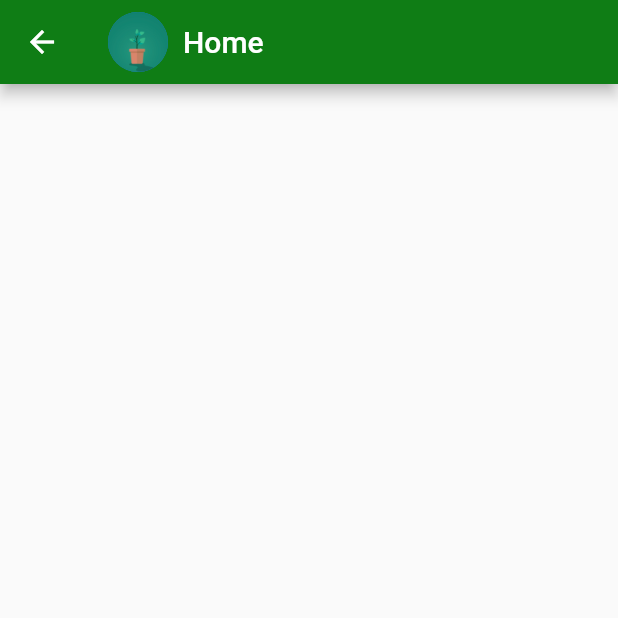
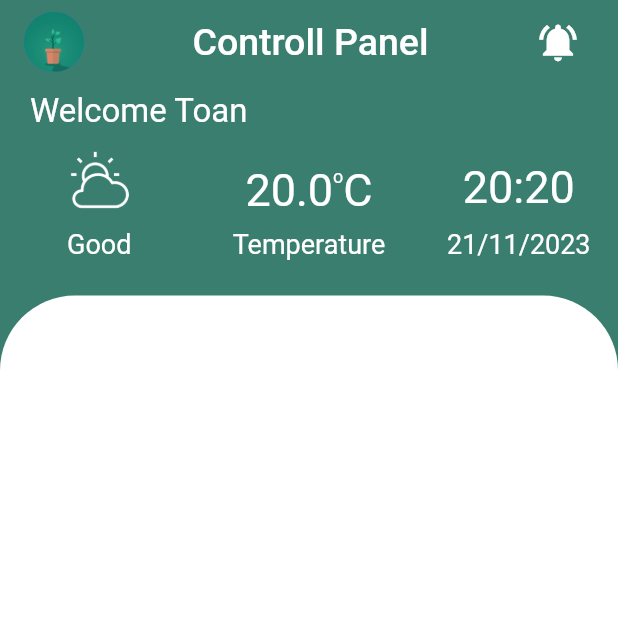
Before and after one commit to nguyenngocthach1403/House-Management-App, a Flutter app: the HomeScreen screen opened directly, on a phone screen of 412 x 824 dp, the top half of it. Run offline on Flutter 3.47's test engine with Material 2 defaults, Android fonts, the light colour scheme and no system bars; our stand-ins replace shared_preferences; missing offline and left inert: dart:ffi; accounts and stored records are empty.

Commit message:
Sửa giao diện chính, thêm thời tiết

```diff
--- /dev/null
+++ b/house_management_app/lib/custom_scaffold/weather.dart
@@ -0,0 +1,163 @@
+import 'package:flutter/material.dart';
+
+class Weather extends StatefulWidget {
+  Weather(
+      {super.key,
+      required this.weatherIcon,
+      required this.weather,
+      required this.temperature,
+      required this.currentTime,
+      required this.currentyDate});
+  AssetImage weatherIcon;
+  String weather;
+  double temperature;
+  String currentTime;
+  String currentyDate;
+
+  @override
+  State<Weather> createState() => _WeatherState();
+}
+
+double toFahrenheit(double celsius) {
+  return celsius * 1.8 + 32;
+}
+
+class _WeatherState extends State<Weather> {
+  bool iscelsius = true;
+  double? temperatureTemp;
+  @override
+  void initState() {
+    super.initState();
+    temperatureTemp = widget.temperature;
+  }
+
+  @override
+  Widget build(BuildContext context) {
+    return SizedBox(
+      width: MediaQuery.of(context).size.width,
+      height: 100,
+      // margin: const EdgeInsets.fromLTRB(5, 0, 5, 0),
+      // color: Colors.amber,
+      child: Row(
+        mainAxisAlignment: MainAxisAlignment.spaceBetween,
+        children: [
+          SizedBox(
+            width: MediaQuery.of(context).size.width / 3 - 5,
+            child: Column(
+              children: [
+                Container(
+                  width: 150,
+                  height: 45,
+                  decoration: BoxDecoration(
+                      image: DecorationImage(image: widget.weatherIcon)),
+                ),
+                const SizedBox(
+                  height: 10,
+                ),
+                Padding(
+                  padding: const EdgeInsets.fromLTRB(0, 0, 0, 0),
+                  child: Text(
+                    widget.weather,
+                    style: const TextStyle(
+                      fontSize: 18,
+                      color: Colors.white,
+                    ),
+                  ),
+                )
+              ],
+            ),
+          ),
+          SizedBox(
+            width: MediaQuery.of(context).size.width / 3 - 5,
+            child: Column(
+              children: [
+                GestureDetector(
+                  onTap: () {
+                    setState(() {
+                      if (iscelsius) {
+                        temperatureTemp = toFahrenheit(widget.temperature);
+                      } else {
+                        temperatureTemp = widget.temperature;
+                      }
+                      iscelsius = !iscelsius;
+                    });
+                  },
+                  child: Container(
+                    width: 150,
+                    height: 45,
+                    alignment: Alignment.center,
+                    child: Padding(
+                        padding: const EdgeInsets.fromLTRB(0, 12, 0, 0),
+                        child: Row(
+                          mainAxisAlignment: MainAxisAlignment.center,
+                          children: [
+                            Text(
+                              temperatureTemp.toString(),
+                              style: const TextStyle(
+                                  fontSize: 30, color: Colors.white),
+                            ),
+                            const Padding(
+                              padding: EdgeInsets.fromLTRB(0, 0, 0, 15),
+                              child: Text(
+                                "o",
+                                style: TextStyle(
+                                    fontSize: 12, color: Colors.white),
+                                textAlign: TextAlign.start,
+                              ),
+                            ),
+                            Text(
+                              iscelsius ? "C" : "F",
+                              style: const TextStyle(
+                                  fontSize: 30, color: Colors.white),
+                            ),
+                          ],
+                        )),
+                  ),
+                ),
+                const SizedBox(
+                  height: 10,
+                ),
+                const Padding(
+                  padding: EdgeInsets.fromLTRB(0, 0, 0, 0),
+                  child: Text(
+                    "Temperature",
+                    style: TextStyle(fontSize: 18, color: Colors.white),
+                  ),
+                )
+              ],
+            ),
+          ),
+          SizedBox(
+            width: MediaQuery.of(context).size.width / 3 - 5,
+            child: Column(
+              children: [
+                Container(
+                  width: 150,
+                  height: 45,
+                  alignment: Alignment.center,
+                  child: Padding(
+                      padding: const EdgeInsets.fromLTRB(0, 10, 0, 0),
+                      child: Text(
+                        widget.currentTime,
+                        style:
+                            const TextStyle(fontSize: 30, color: Colors.white),
+                      )),
+                ),
+                const SizedBox(
+                  height: 10,
+                ),
+                Padding(
+                  padding: const EdgeInsets.fromLTRB(0, 0, 0, 0),
+                  child: Text(
+                    widget.currentyDate,
+                    style: const TextStyle(fontSize: 18, color: Colors.white),
+                  ),
+                )
+              ],
+            ),
+          ),
+        ],
+      ),
+    );
+  }
+}
--- a/house_management_app/lib/main.dart
+++ b/house_management_app/lib/main.dart
@@ -19,7 +19,7 @@ class MyApp extends StatelessWidget {
       theme: ThemeData(
         primarySwatch: Colors.blue,
       ),
-      home: NotificationScreen(),
+      home: HomeScreen(),
     );
   }
 }
--- a/house_management_app/lib/views/home_page.dart
+++ b/house_management_app/lib/views/home_page.dart
@@ -1,6 +1,7 @@
 import 'package:flutter/material.dart';
 import 'package:flutter/src/widgets/framework.dart';
 import 'package:flutter/src/widgets/placeholder.dart';
+import 'package:house_management_app/custom_scaffold/weather.dart';
 
 class HomeScreen extends StatefulWidget {
   const HomeScreen({super.key});
@@ -15,6 +16,7 @@ class _HomeScreenState extends State<HomeScreen> {
     return Scaffold(
         appBar: AppBar(
           title: Row(
+            mainAxisAlignment: MainAxisAlignment.spaceBetween,
             children: [
               const Padding(
                 padding: EdgeInsets.fromLTRB(0, 0, 10, 0),
@@ -33,16 +35,57 @@ class _HomeScreenState extends State<HomeScreen> {
                     ),
                   );
                 }),
-                child: const Text("Home"),
+                child: const Text(
+                  "Controll Panel",
+                  style: TextStyle(fontSize: 25),
+                ),
               ),
+              IconButton(
+                onPressed: () {},
+                icon:
+                    const Icon(Icons.notifications_active, color: Colors.white),
+                iconSize: 30,
+              )
             ],
           ),
-          backgroundColor: const Color.fromARGB(255, 15, 125, 21),
+          backgroundColor: const Color.fromRGBO(58, 126, 111, 1),
+          elevation: 0,
         ),
+        backgroundColor: const Color.fromRGBO(58, 126, 111, 1),
         body: Padding(
-          padding: const EdgeInsets.fromLTRB(5, 5, 5, 0),
+          padding: const EdgeInsets.fromLTRB(0, 5, 0, 0),
           child: Column(
-            children: [],
+            children: [
+              Row(
+                children: const [
+                  Padding(
+                    padding: EdgeInsets.fromLTRB(20, 0, 0, 0),
+                    child: Text(
+                      "Welcome Toan",
+                      style: TextStyle(fontSize: 22, color: Colors.white),
+                    ),
+                  )
+                ],
+              ),
+              const SizedBox(
+                height: 10,
+              ),
+              Weather(
+                weatherIcon: AssetImage("images/icon/cloudy.png"),
+                weather: "Good",
+                currentTime: "20:20",
+                currentyDate: "21/11/2023",
+                temperature: 20,
+              ),
+              Expanded(
+                  child: Container(
+                decoration: const BoxDecoration(
+                    color: Colors.white,
+                    borderRadius: BorderRadius.only(
+                        topLeft: Radius.circular(50),
+                        topRight: Radius.circular(50))),
+              ))
+            ],
           ),
         ));
   }
--- a/house_management_app/lib/views/notification_page.dart
+++ b/house_management_app/lib/views/notification_page.dart
@@ -3,6 +3,7 @@ import 'dart:ffi';
 import 'package:flutter/material.dart';
 import 'package:flutter/src/widgets/framework.dart';
 import 'package:flutter/src/widgets/placeholder.dart';
+import 'package:house_management_app/custom_scaffold/weather.dart';
 import 'package:house_management_app/views/notification.dart';
 
 class NotificationScreen extends StatefulWidget {
--- a/house_management_app/pubspec.yaml
+++ b/house_management_app/pubspec.yaml
@@ -60,6 +60,7 @@ flutter:
   # To add assets to your application, add an assets section, like this:
   assets:
     - images/
+    - images/icon/cloudy.png
   #   - images/a_dot_ham.jpeg
 
   # An image asset can refer to one or more resolution-specific "variants", see
```
Also changed, not shown: house_management_app/images/icon/alert.png (added), house_management_app/images/icon/cloudy.png (added), house_management_app/images/icon/humidity_white.png (added), house_management_app/images/icon/lamp_white.png (added), house_management_app/images/icon/notification_white.png (added), house_management_app/images/icon/sensor_white.png (added), house_management_app/images/icon/temperature_white.png (added).
